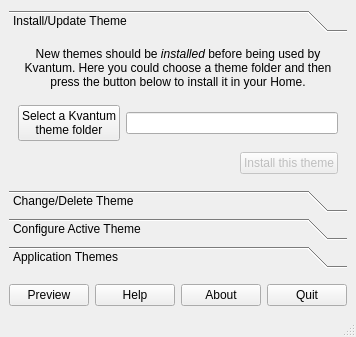
This is Kvantum/kvantummanager/kvantummanager.ui in tsujan/Kvantum as Qt 5 draws it before an edit. The edited form follows.
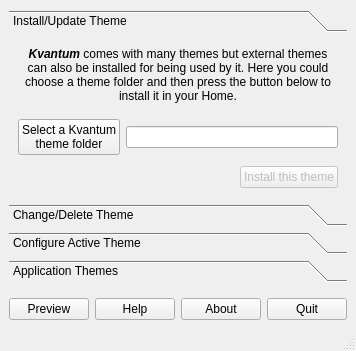
This is the edited form. Icons and pictures are not drawn. Custom widgets are drawn as their Qt base class.

Diff of the .ui file:
```diff
--- a/Kvantum/kvantummanager/kvantummanager.ui
+++ b/Kvantum/kvantummanager/kvantummanager.ui
@@ -45,7 +45,7 @@
         <item row="0" column="0" colspan="2">
          <widget class="QLabel" name="installLabel">
           <property name="text">
-           <string>&lt;center&gt;New themes should be &lt;i&gt;installed&lt;/i&gt; before being used by Kvantum. Here you could choose a theme folder and then press the button below to install it in your Home.&lt;/center&gt;</string>
+           <string>&lt;center&gt;&lt;b&gt;&lt;i&gt;Kvantum&lt;/i&gt;&lt;/b&gt; comes with many themes but external themes can also be installed for being used by it. Here you could choose a theme folder and then press the button below to install it in your Home.&lt;/center&gt;</string>
           </property>
           <property name="textFormat">
            <enum>Qt::RichText</enum>
```
Left out of the diff: 2 changed lines with no effect on the pictures.
